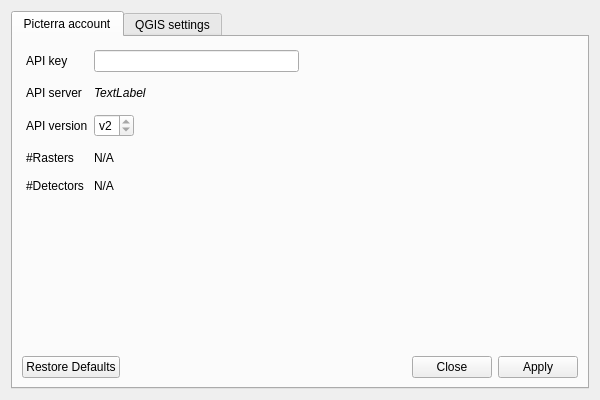
Above: dialog_settings.ui from Picterra/picterra-qgis-plugin before the change. Below: the same form after it.
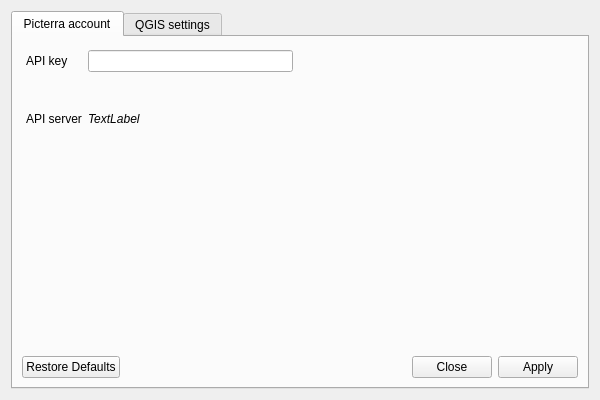
That is the form after the change. Custom widgets are drawn as their Qt base class.

```diff
--- a/dialog_settings.ui
+++ b/dialog_settings.ui
@@ -24,13 +24,16 @@
        <string>Picterra account</string>
       </attribute>
       <layout class="QVBoxLayout" name="verticalLayout_2">
+       <property name="spacing">
+        <number>12</number>
+       </property>
        <item>
         <layout class="QFormLayout" name="form">
          <property name="horizontalSpacing">
           <number>6</number>
          </property>
          <property name="verticalSpacing">
-          <number>14</number>
+          <number>40</number>
          </property>
          <property name="leftMargin">
           <number>4</number>
@@ -96,81 +99,6 @@
            </property>
           </widget>
          </item>
-         <item row="2" column="0">
-          <widget class="QLabel" name="api_version_label">
-           <property name="text">
-            <string>API version</string>
-           </property>
-          </widget>
-         </item>
-         <item row="2" column="1">
-          <widget class="QSpinBox" name="api_version_spinbox">
-           <property name="sizePolicy">
-            <sizepolicy hsizetype="Maximum" vsizetype="Fixed">
-             <horstretch>0</horstretch>
-             <verstretch>0</verstretch>
-            </sizepolicy>
-           </property>
-           <property name="toolTip">
-            <string>Picterra Public API version number</string>
-           </property>
-           <property name="toolTipDuration">
-            <number>2</number>
-           </property>
-           <property name="whatsThis">
-            <string>Version of the Picterra API the plugin accesses</string>
-           </property>
-           <property name="suffix">
-            <string/>
-           </property>
-           <property name="prefix">
-            <string>v</string>
-           </property>
-           <property name="minimum">
-            <number>2</number>
-           </property>
-           <property name="maximum">
-            <number>2</number>
-           </property>
-           <property name="value">
-            <number>2</number>
-           </property>
-          </widget>
-         </item>
-         <item row="3" column="0">
-          <widget class="QLabel" name="rastersLabel">
-           <property name="text">
-            <string>#Rasters</string>
-           </property>
-          </widget>
-         </item>
-         <item row="3" column="1">
-          <widget class="QLabel" name="nr_rasters">
-           <property name="text">
-            <string>N/A</string>
-           </property>
-           <property name="alignment">
-            <set>Qt::AlignLeading|Qt::AlignLeft|Qt::AlignVCenter</set>
-           </property>
-          </widget>
-         </item>
-         <item row="4" column="0">
-          <widget class="QLabel" name="detectorsLabel">
-           <property name="text">
-            <string>#Detectors</string>
-           </property>
-          </widget>
-         </item>
-         <item row="4" column="1">
-          <widget class="QLabel" name="nr_detectors">
-           <property name="text">
-            <string>N/A</string>
-           </property>
-           <property name="alignment">
-            <set>Qt::AlignLeading|Qt::AlignLeft|Qt::AlignVCenter</set>
-           </property>
-          </widget>
-         </item>
         </layout>
        </item>
        <item>
```
Left out of the diff: 26 changed lines with no effect on the pictures.
